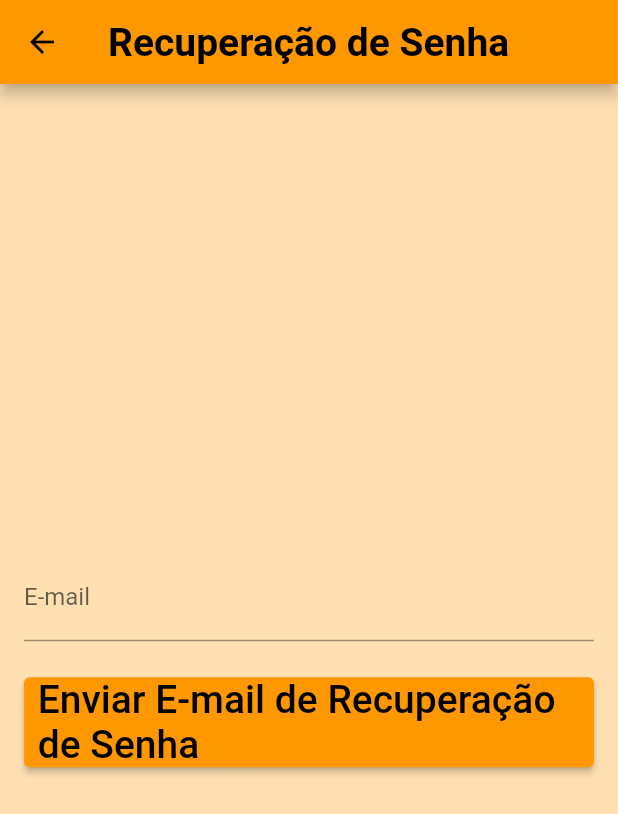
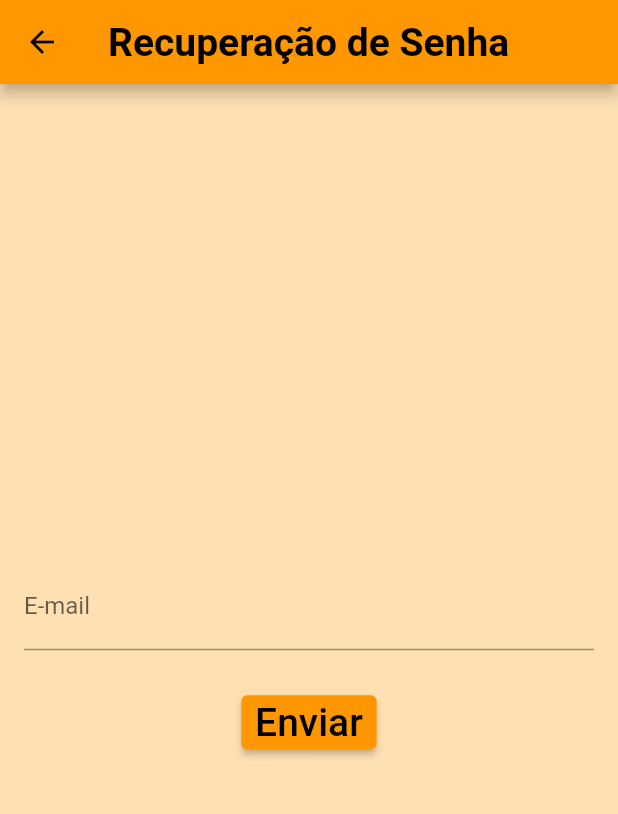
Before and after one commit to Iagolealfa/Cop-Incident, a Flutter app: the ForgotPasswordScreen screen opened directly, on a phone screen of 412 x 824 dp. Shown: the top 814 px of the screen. Run offline on Flutter 3.47's test engine with Material 2 defaults, Android fonts, the phone set to English and light mode, and no system bars; our stand-ins replace cloud_firestore, firebase_auth, firebase_core, flutter_map, image_picker, latlong2; accounts and stored records are empty; Roboto replaces fonts that are missing (Bebes Neue, Orienta).

Commit message:
ajuste dos botões

```diff
--- a/incident/lib/criarConta.dart
+++ b/incident/lib/criarConta.dart
@@ -132,7 +132,7 @@ class _CreateAccountScreenState extends State<CreateAccountScreen> {
         padding: const EdgeInsets.all(16.0),
         child: Column(
           mainAxisAlignment: MainAxisAlignment.center,
-          crossAxisAlignment: CrossAxisAlignment.stretch,
+          crossAxisAlignment: CrossAxisAlignment.center,
           children: [
             TextField(
               controller: _usuarioController,
--- a/incident/lib/recuperarSenha.dart
+++ b/incident/lib/recuperarSenha.dart
@@ -87,7 +87,7 @@ class _ForgotPasswordScreenState extends State<ForgotPasswordScreen> {
         padding: const EdgeInsets.all(16.0),
         child: Column(
           mainAxisAlignment: MainAxisAlignment.center,
-          crossAxisAlignment: CrossAxisAlignment.stretch,
+          crossAxisAlignment: CrossAxisAlignment.center,
           children: [
             TextField(
               controller: _emailController,
@@ -100,7 +100,7 @@ class _ForgotPasswordScreenState extends State<ForgotPasswordScreen> {
             SizedBox(height: 24),
             ElevatedButton(
               onPressed: _sendPasswordResetEmail,
-              child: Text('Enviar E-mail de Recuperação de Senha'),
+              child: Text('Enviar'),
             ),
           ],
         ),
```
